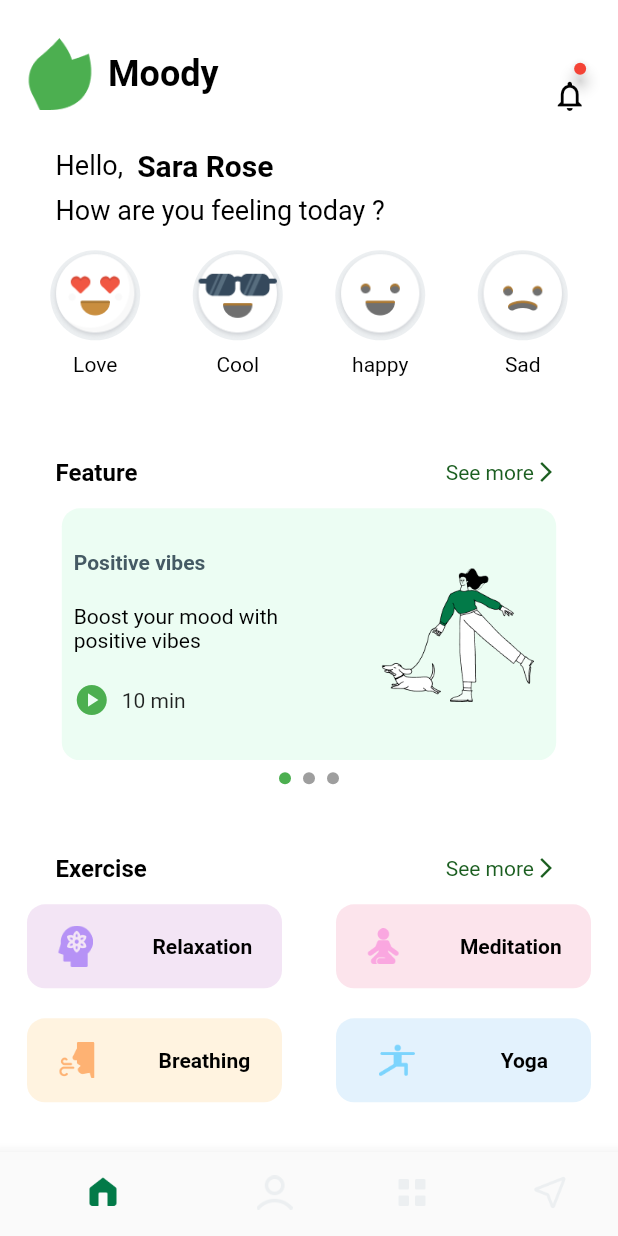
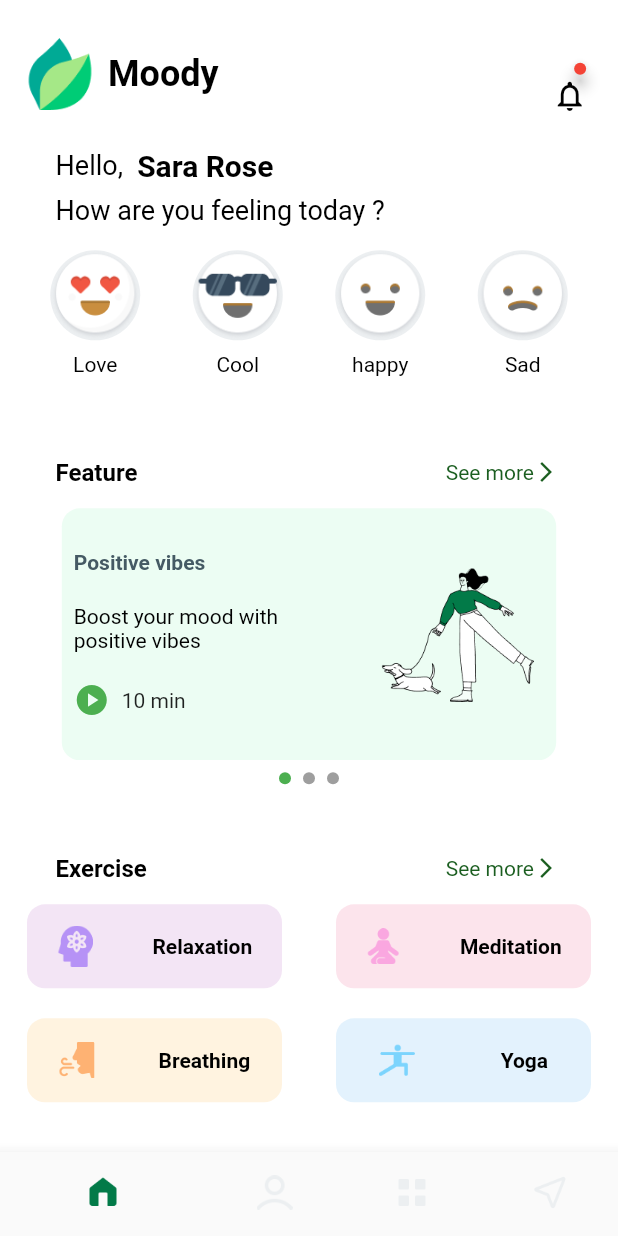
Before and after one commit to youssefmohamed192/ui_template, a Flutter app: the screen it shows after launch, on a phone screen of 412 x 824 dp. Run offline on Flutter 3.47's test engine with Material 2 defaults, Android fonts, the phone set to English and light mode, and no system bars; drawn by our look-alikes of badges, smooth_page_indicator.

Commit message:
Modified app bar in mental health tab.

```diff
--- a/lib/ui/screens/home/tabs/mental_health_tab/mental_health_tab.dart
+++ b/lib/ui/screens/home/tabs/mental_health_tab/mental_health_tab.dart
@@ -142,10 +142,9 @@ class _MentalHealthTabState extends State<MentalHealthTab> {
 
   PreferredSizeWidget buildAppBar() => AppBar(
         toolbarHeight: MediaQuery.of(context).size.height * 0.12,
-        title: const Row(
+        title:  Row(
           children: [
-            ImageIcon(AssetImage(AppAssets.logoIcon),
-                color: AppColors.green, size: 48),
+            Image.asset(AppAssets.logoIcon,height: 48,width: 48),
             SizedBox(
               width: 8,
             ),
```
